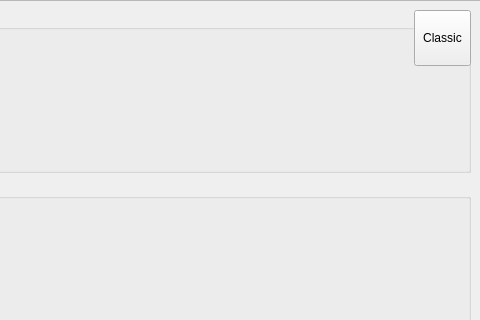
Before: the Qt Designer form braviz/interaction/qt_guis/menu2.ui in diego0020/braviz-app, drawn with Qt 5; both pictures show x 320 to 800 and y 0 to 320 of the 800 by 748 pixel window.
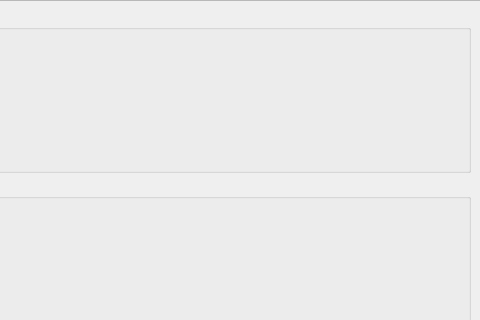
After: the same form once the commit is applied. Icons and pictures are not drawn.

Patch:
```diff
--- a/braviz/interaction/qt_guis/menu2.ui
+++ b/braviz/interaction/qt_guis/menu2.ui
@@ -524,36 +524,6 @@
      </item>
     </layout>
    </widget>
-   <widget class="QToolButton" name="braviz_menu_classic">
-    <property name="geometry">
-     <rect>
-      <x>734</x>
-      <y>10</y>
-      <width>57</width>
-      <height>56</height>
-     </rect>
-    </property>
-    <property name="autoFillBackground">
-     <bool>false</bool>
-    </property>
-    <property name="text">
-     <string>Classic</string>
-    </property>
-    <property name="icon">
-     <iconset>
-      <normalon>:/icons/tcllogo.gif</normalon>
-     </iconset>
-    </property>
-    <property name="iconSize">
-     <size>
-      <width>50</width>
-      <height>30</height>
-     </size>
-    </property>
-    <property name="toolButtonStyle">
-     <enum>Qt::ToolButtonTextUnderIcon</enum>
-    </property>
-   </widget>
   </widget>
   <widget class="QMenuBar" name="menubar">
    <property name="geometry">
```
